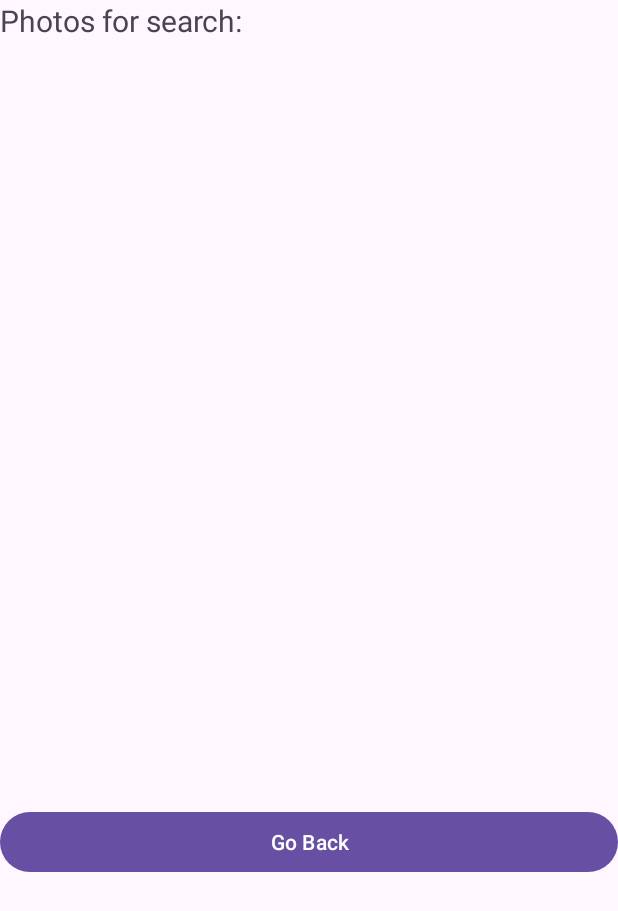
After one commit to LakshyaG42/AndroidPhotos06, an Android app: the layout activity_search.xml on its own in the app's theme, with its tools: preview values and no code run, on a phone screen of 412 x 824 dp. The commit adds this screen. Shown: the top 911 px of the screen. Run offline under Robolectric (Android 15) with nearby library versions, the phone set to English and light mode, and no system bars.

Commit message:
SearchHolder, Adapter, Activtiy, logic not implemented yet.

```diff
--- a/app/src/main/java/com/cs213/androidphotos06/AlbumViewerActivity.java
+++ b/app/src/main/java/com/cs213/androidphotos06/AlbumViewerActivity.java
@@ -367,8 +367,9 @@ public class AlbumViewerActivity extends AppCompatActivity implements PhotoListA
             ObjectInputStream inputStream = new ObjectInputStream(fileIn);
             Album.albumsList = (ArrayList<Album>) inputStream.readObject();
             for (Album album: Album.albumsList) {
-                if(album.getName().equals(currentAlbumName))
-                currentAlbum = album;
+                if(album.getName().equals(currentAlbumName)) {
+                    currentAlbum = album;
+                }
             }
             Log.i("SAVING/LOADING", "LOADING! Photos in Album: " + currentAlbum.getPhotos().toString());
             inputStream.close();
--- /dev/null
+++ b/app/src/main/java/com/cs213/androidphotos06/SearchActivity.java
@@ -0,0 +1,4 @@
+package com.cs213.androidphotos06;
+
+public class SearchActivity {
+}
--- /dev/null
+++ b/app/src/main/res/layout/activity_search.xml
@@ -0,0 +1,39 @@
+<?xml version="1.0" encoding="utf-8"?>
+<androidx.constraintlayout.widget.ConstraintLayout xmlns:android="http://schemas.android.com/apk/res/android"
+    xmlns:app="http://schemas.android.com/apk/res-auto"
+    xmlns:tools="http://schemas.android.com/tools"
+    android:layout_width="match_parent"
+    android:layout_height="match_parent">
+
+    <LinearLayout
+        android:layout_width="match_parent"
+        android:layout_height="match_parent"
+        android:orientation="vertical"
+        tools:layout_editor_absoluteY="33dp">
+
+        <TextView
+            android:id="@+id/SearchViewHeader"
+            android:layout_width="match_parent"
+            android:layout_height="wrap_content"
+            android:layout_marginBottom="0dp"
+            android:text="Photos for search:  "
+            android:textSize="20sp"
+
+            />
+
+        <androidx.recyclerview.widget.RecyclerView
+            android:id="@+id/searchPhotosRecyclerView"
+            android:layout_width="384dp"
+            android:layout_height="510dp">
+
+        </androidx.recyclerview.widget.RecyclerView>
+
+        <Button
+            android:id="@+id/goBackButton"
+            android:layout_width="fill_parent"
+            android:layout_height="wrap_content"
+            android:text="Go Back" />
+    </LinearLayout>
+
+
+</androidx.constraintlayout.widget.ConstraintLayout>
```
Also changed, not shown: app/src/main/java/com/cs213/androidphotos06/SearchAdapter.java (added, +33 -0 lines), app/src/main/java/com/cs213/androidphotos06/SearchViewHolder.java (added, +23 -0 lines), app/src/main/res/layout/search_list_items.xml (added, +28 -0 lines).
